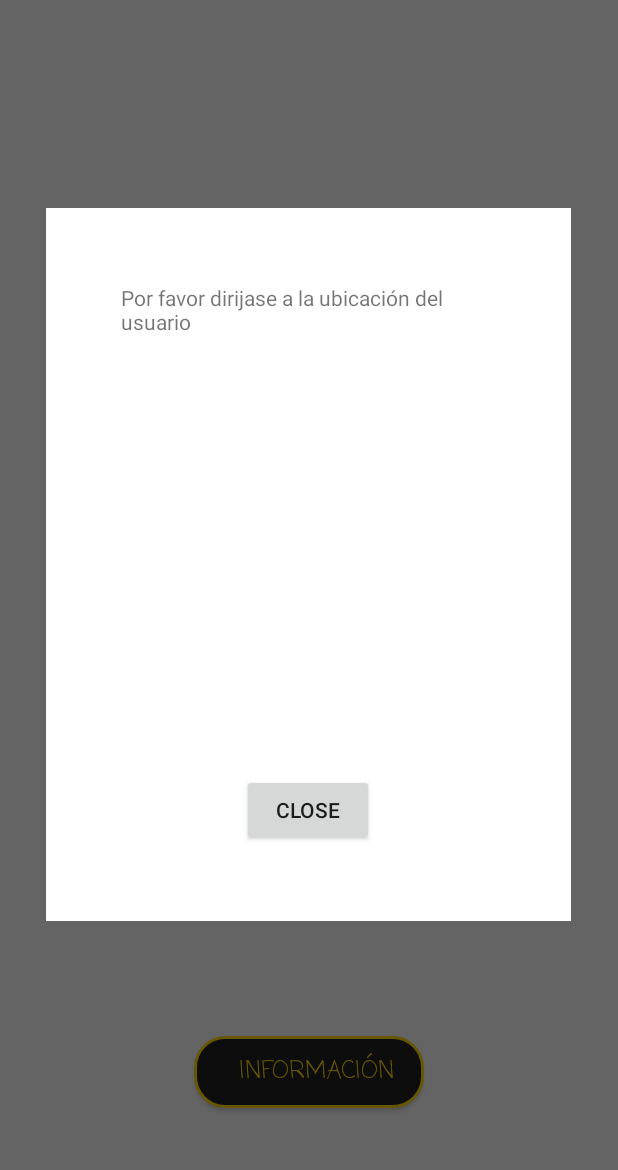
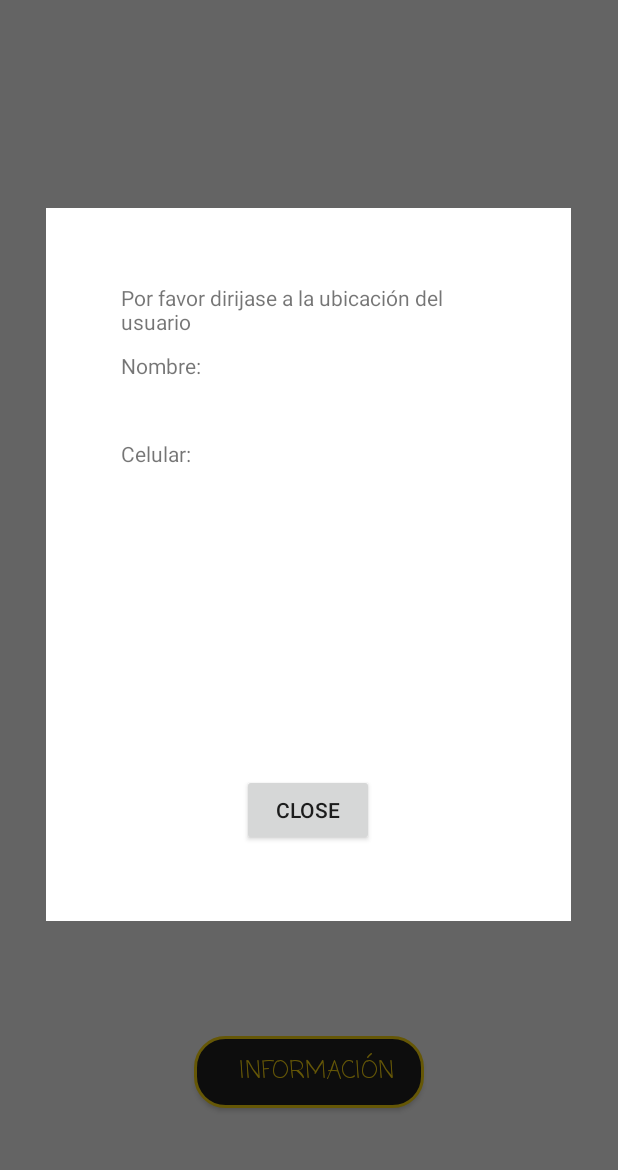
Before and after one commit to sn3id3r/Ultimo2, an Android app: the Conductores screen opened directly, with no data from a screen before it, after a tap on "ACEPTAR SERVICIO", on a phone screen of 412 x 824 dp, the part 53-1223 px from its top. Run offline under Robolectric (Android 15) with nearby library versions, the phone set to English and light mode, and no system bars; our stand-ins replace Firebase (no records; nobody signed in at launch, a user with empty details on screens opened directly); 10 statements that could not run were skipped.

```diff
--- a/app/src/main/java/e/lil/myapplication/Conductores.java
+++ b/app/src/main/java/e/lil/myapplication/Conductores.java
@@ -209,6 +209,7 @@ public class Conductores extends AppCompatActivity implements OnMapReadyCallback
                 mMap.clear();
                 String Latitud = dataSnapshot.child(Usuario).child("Ubicación").child("Latitud").getValue().toString();
                 String Longitud = dataSnapshot.child(Usuario).child("Ubicación").child("Longitud").getValue().toString();
+                String Celular = dataSnapshot.child(Usuario).child("Celular").getValue().toString();
 
                 double Lat = Double.parseDouble(Latitud);
                 double Lng = Double.parseDouble(Longitud);
@@ -221,14 +222,25 @@ public class Conductores extends AppCompatActivity implements OnMapReadyCallback
                 //button.setTextColor(Color.WHITE);
                 //button.setBackgroundColor(Color.CYAN);
 
-                TextView textView;
+                TextView textView, textView1, textView2, textView3, textView4;
                 Button button;
 
                 dialog.setContentView(R.layout.window);
 
                 textView = (TextView) dialog.findViewById(R.id.text);
+                textView1 = (TextView) dialog.findViewById(R.id.text2);
+                textView2 = (TextView) dialog.findViewById(R.id.text3);
+                textView3 = (TextView) dialog.findViewById(R.id.text4);
+                textView4 = (TextView) dialog.findViewById(R.id.text5);
+
                 button = (Button) dialog.findViewById(R.id.close);
+
                 textView.setText(R.string.Mensaje_2);
+                textView1.setText(R.string.Tx1);
+                textView2.setText(Usuario);
+                textView3.setText(R.string.Tx2);
+                textView4.setText(Celular);
+
                 button.setOnClickListener(new View.OnClickListener() {
                     @Override
                     public void onClick(View v) {
--- a/app/src/main/res/layout/activity_login.xml
+++ b/app/src/main/res/layout/activity_login.xml
@@ -100,24 +100,9 @@
                             android:paddingRight="15dp"
                             android:textColor="@color/white"
                             android:textSize="15dp" />
+
                     </LinearLayout>
 
-                    <Button
-                        android:id="@+id/Ingresar"
-                        android:layout_width="wrap_content"
-                        android:layout_height="wrap_content"
-                        android:layout_marginLeft="70dp"
-                        android:layout_marginTop="30dp"
-                        android:background="@drawable/btn_bg"
-                        android:fontFamily="casual"
-                        android:onClick="Ingresar"
-                        android:paddingLeft="30dp"
-                        android:paddingRight="20dp"
-                        android:text="Ingresar ahora"
-                        android:textAllCaps="false"
-                        android:textColor="@color/amarillo"
-                        android:textSize="16dp"
-                        android:textStyle="bold" />
                 </LinearLayout>
             </LinearLayout>
 
@@ -159,5 +144,22 @@
             android:textColor="@color/amarillo"
             android:textStyle="bold" />
 
+        <Button
+            android:id="@+id/Ingresar"
+            android:layout_width="wrap_content"
+            android:layout_height="wrap_content"
+            android:layout_marginLeft="70dp"
+            android:layout_marginTop="30dp"
+            android:background="@drawable/btn_bg"
+            android:fontFamily="casual"
+            android:onClick="Ingresar"
+            android:paddingLeft="30dp"
+            android:paddingRight="20dp"
+            android:text="Ingresar ahora"
+            android:textAllCaps="false"
+            android:textColor="@color/amarillo"
+            android:textSize="16dp"
+            android:textStyle="bold" />
+
     </RelativeLayout>
 </RelativeLayout>
--- a/app/src/main/res/layout/window.xml
+++ b/app/src/main/res/layout/window.xml
@@ -13,6 +13,34 @@
         android:layout_width="wrap_content"
         android:layout_height="wrap_content"
         android:text="@string/Mensaje_1"/>
+    <TextView
+        android:layout_below="@id/text"
+        android:layout_marginTop="10dp"
+        android:id="@+id/text2"
+        android:layout_width="wrap_content"
+        android:layout_height="wrap_content"
+        />
+    <TextView
+        android:layout_below="@id/text2"
+        android:layout_marginTop="10dp"
+        android:id="@+id/text3"
+        android:layout_width="wrap_content"
+        android:layout_height="wrap_content"
+        />
+    <TextView
+        android:layout_below="@id/text3"
+        android:layout_marginTop="10dp"
+        android:id="@+id/text4"
+        android:layout_width="wrap_content"
+        android:layout_height="wrap_content"
+        />
+    <TextView
+        android:layout_below="@id/text4"
+        android:layout_marginTop="10dp"
+        android:id="@+id/text5"
+        android:layout_width="wrap_content"
+        android:layout_height="wrap_content"
+        />
 
     <Button
         android:id="@+id/close"
--- a/app/src/main/res/values/strings.xml
+++ b/app/src/main/res/values/strings.xml
@@ -2,6 +2,8 @@
     <string name="app_name">My Application</string>
     <string name="title_activity_maps">Map</string>
     <string name="Mensaje_1">Gracias por confiar en nosostros,
-        en unos minutos te asignaremos un conductor.</string>
+        en unos minutos uno de nuestros conductores se comunicará con tigo.</string>
     <string name="Mensaje_2">Por favor dirijase a la ubicación del usuario</string>
+    <string name="Tx1">Nombre: </string>
+    <string name="Tx2">Celular: </string>
 </resources>
```
